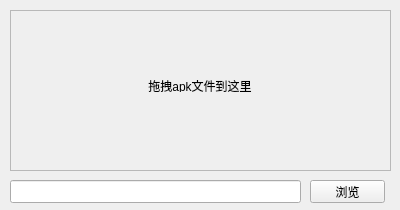
Qt form resource/apkfile/ui_apkfile.ui (lirunquan/APK_Installer) before a commit.
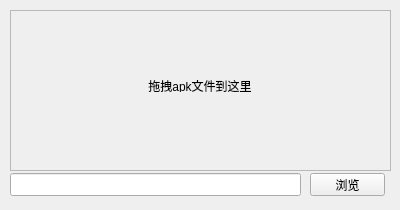
The same form after that commit.

The edit to the form file:
```diff
--- a/resource/apkfile/ui_apkfile.ui
+++ b/resource/apkfile/ui_apkfile.ui
@@ -52,7 +52,7 @@
    <property name="geometry">
     <rect>
      <x>10</x>
-     <y>180</y>
+     <y>173</y>
      <width>291</width>
      <height>23</height>
     </rect>
@@ -65,7 +65,7 @@
    <property name="geometry">
     <rect>
      <x>310</x>
-     <y>180</y>
+     <y>173</y>
      <width>75</width>
      <height>23</height>
     </rect>
```
